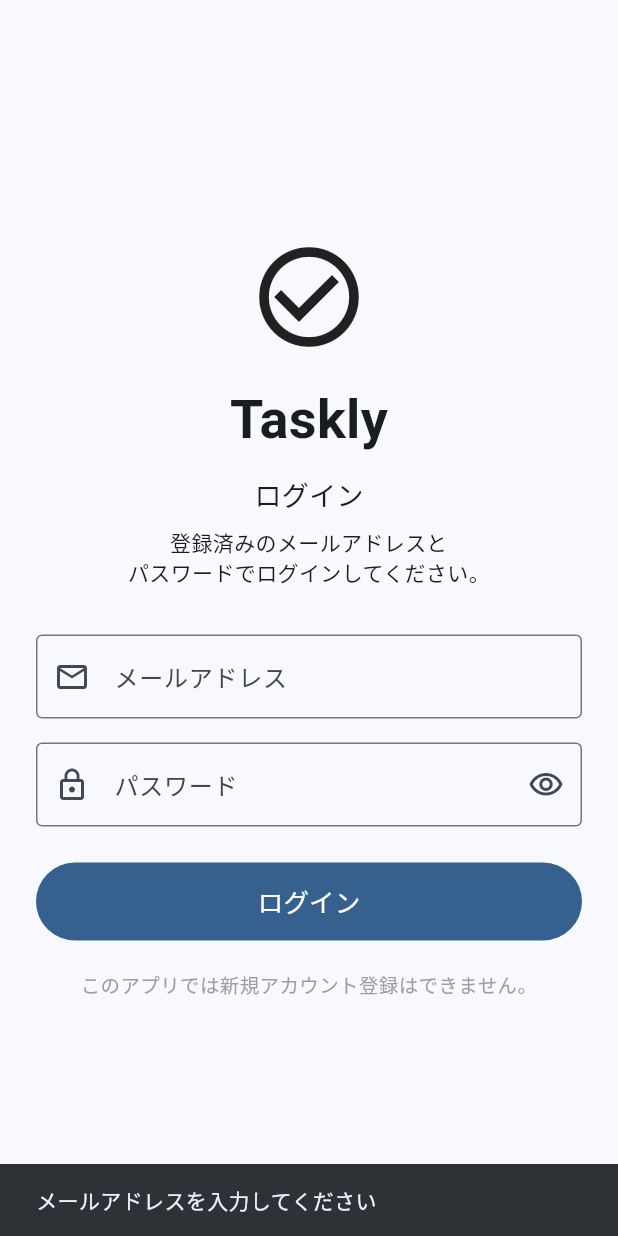
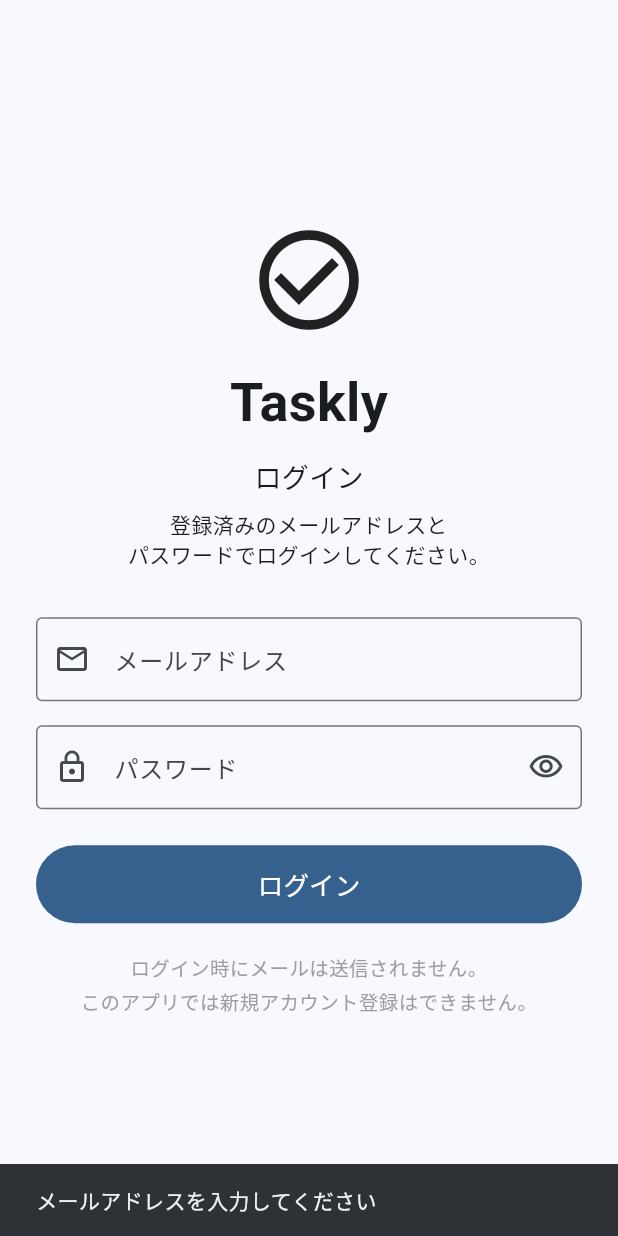
Before and after one commit to windsscoreyou-droid/taskly, a Flutter app: the screen it shows after launch, after a tap on "ログイン", on a phone screen of 412 x 824 dp. Run offline on Flutter 3.47's test engine with Material 3 defaults, Android fonts, the phone set to English and light mode, and no system bars; our stand-ins replace supabase_flutter; accounts and stored records are empty.

Commit message:
Update main.dart

```diff
--- a/lib/main.dart
+++ b/lib/main.dart
@@ -1,4 +1,3 @@
-
 import 'dart:async';
 
 import 'package:flutter/material.dart';
@@ -116,16 +115,18 @@
       return;
     }
 
-    if (password.length < 8) {
-      showMessage('パスワードは8文字以上にしてください');
-      return;
-    }
-
     setState(() {
       isLoading = true;
     });
 
     try {
+      // ========================================================
+      // メールアドレス＋パスワードでログイン
+      //
+      // Magic Link / OTP は使用しません。
+      // そのためログイン時にメールは送信されません。
+      // ========================================================
+
       await Supabase.instance.client.auth.signInWithPassword(
         email: email,
         password: password,
@@ -137,8 +138,14 @@
     } on AuthException catch (e) {
       if (!mounted) return;
 
+      String message = e.message;
+
+      if (e.message.toLowerCase().contains('invalid login')) {
+        message = 'メールアドレスまたはパスワードが違います';
+      }
+
       showMessage(
-        'ログインに失敗しました\n${e.message}',
+        'ログインに失敗しました\n$message',
       );
     } catch (e) {
       if (!mounted) return;
@@ -220,6 +227,10 @@
 
                   const SizedBox(height: 32),
 
+                  // ==================================================
+                  // メールアドレス
+                  // ==================================================
+
                   TextField(
                     controller: emailController,
                     keyboardType: TextInputType.emailAddress,
@@ -235,6 +246,10 @@
                   ),
 
                   const SizedBox(height: 16),
+
+                  // ==================================================
+                  // パスワード
+                  // ==================================================
 
                   TextField(
                     controller: passwordController,
@@ -254,8 +269,7 @@
                       suffixIcon: IconButton(
                         onPressed: () {
                           setState(() {
-                            obscurePassword =
-                                !obscurePassword;
+                            obscurePassword = !obscurePassword;
                           });
                         },
                         icon: Icon(
@@ -269,18 +283,20 @@
 
                   const SizedBox(height: 24),
 
+                  // ==================================================
+                  // ログインボタン
+                  // ==================================================
+
                   SizedBox(
                     width: double.infinity,
                     height: 52,
                     child: FilledButton(
-                      onPressed:
-                          isLoading ? null : submit,
+                      onPressed: isLoading ? null : submit,
                       child: isLoading
                           ? const SizedBox(
                               width: 24,
                               height: 24,
-                              child:
-                                  CircularProgressIndicator(),
+                              child: CircularProgressIndicator(),
                             )
                           : const Text(
                               'ログイン',
@@ -292,6 +308,17 @@
                   ),
 
                   const SizedBox(height: 20),
+
+                  const Text(
+                    'ログイン時にメールは送信されません。',
+                    textAlign: TextAlign.center,
+                    style: TextStyle(
+                      fontSize: 13,
+                      color: Colors.grey,
+                    ),
+                  ),
+
+                  const SizedBox(height: 4),
 
                   const Text(
                     'このアプリでは新規アカウント登録はできません。',
```
